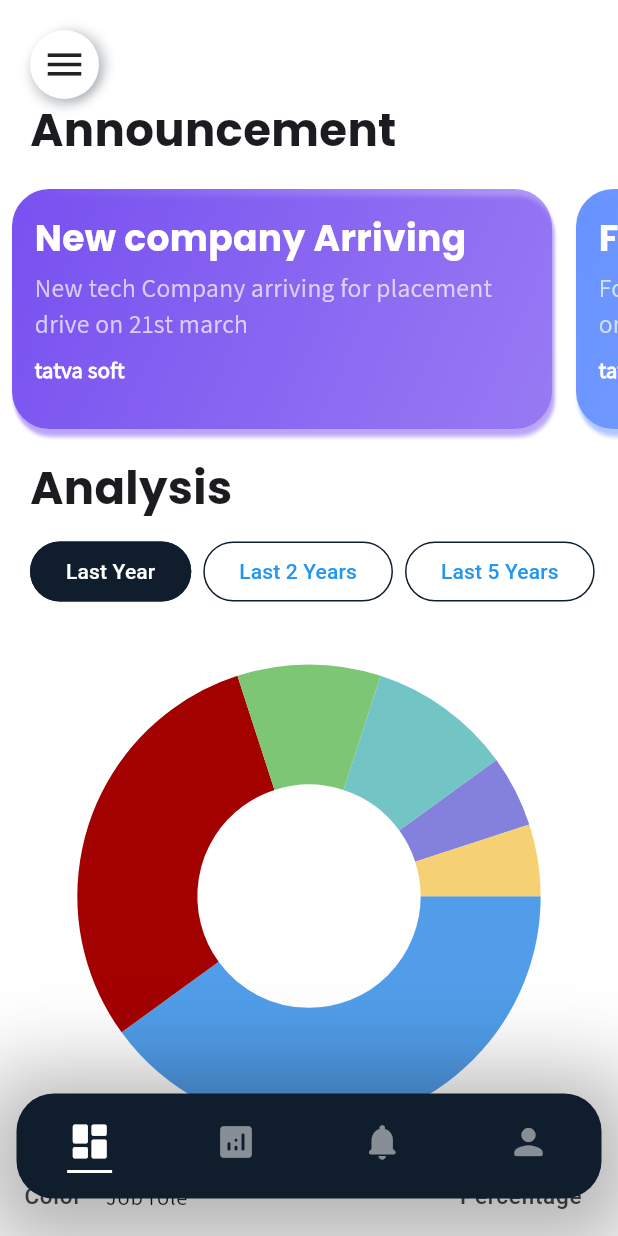
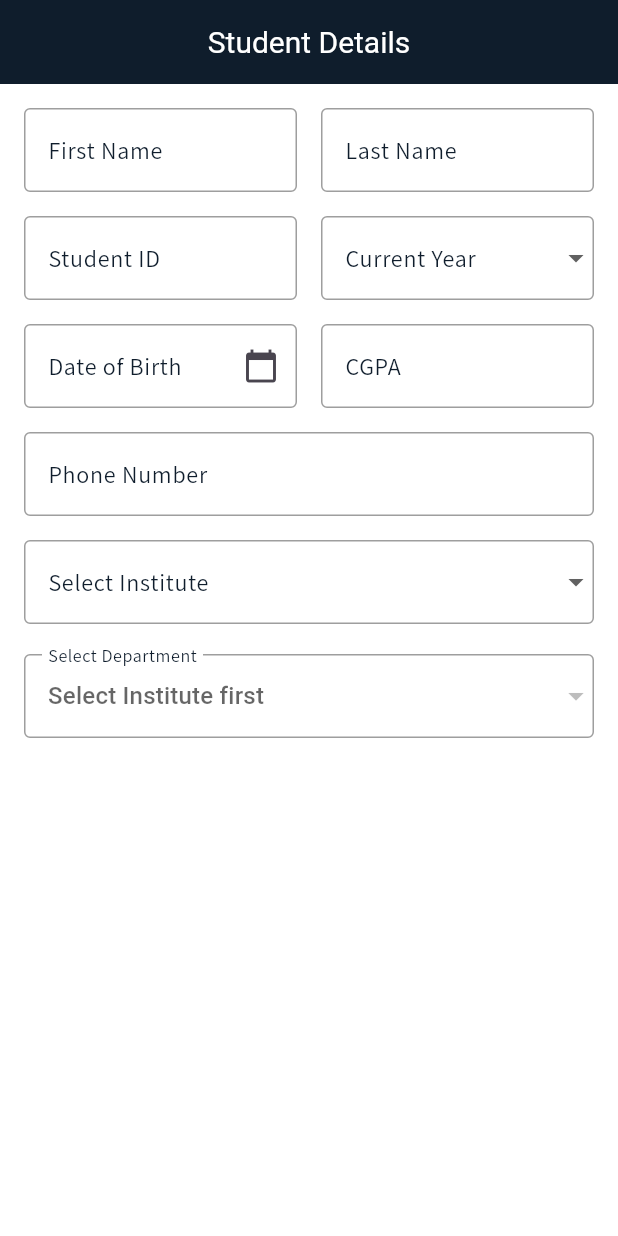
Before and after one commit to Darshil-05/SGP-Project, a Flutter app: the screen it shows after launch, on a phone screen of 412 x 824 dp. Run offline on Flutter 3.47's test engine with Material 3 defaults, Android fonts, the phone set to English and light mode, and no system bars; drawn by our look-alikes of pie_chart; missing offline and left inert: dart:ffi.

Commit message:
auth page completed

```diff
--- a/charusat_recruitment/lib/main.dart
+++ b/charusat_recruitment/lib/main.dart
@@ -1,8 +1,9 @@
+import 'package:charusat_recruitment/screens/auth/detailpage.dart';
+import 'package:charusat_recruitment/screens/home.dart';
+import 'package:charusat_recruitment/screens/screens_after_auth/home_after_auth.dart';
 import 'package:flutter/material.dart';
 import 'package:provider/provider.dart';
 import 'package:flutter/services.dart';
-
-import '../screens/home.dart';
 import '../screens/welcome.dart';
 import '../screens/auth/forgotpage.dart';
 import '../screens/auth/otp.dart';
@@ -48,7 +49,7 @@ class MyApp extends StatelessWidget {
           themeMode: themechanger.themeMode,
           theme: ThemeManager.lightmode,
           darkTheme: ThemeManager.darkmode,
-          home: const Home(), // Change Home to HomeApp
+          home: const StudentDetailsPage(), // Change Home to HomeApp
         );
       }),
     );
--- /dev/null
+++ b/charusat_recruitment/lib/screens/auth/detailpage.dart
@@ -0,0 +1,367 @@
+import 'package:charusat_recruitment/screens/models/institute_model.dart';
+import 'package:flutter/cupertino.dart';
+import 'package:flutter/material.dart';
+import 'package:flutter/widgets.dart';
+
+class StudentDetailsPage extends StatefulWidget {
+  const StudentDetailsPage({super.key});
+
+  @override
+  _StudentDetailsPageState createState() => _StudentDetailsPageState();
+}
+
+class _StudentDetailsPageState extends State<StudentDetailsPage> {
+  final _formKey = GlobalKey<FormState>();
+
+  // Controllers to handle text input
+  final TextEditingController _firstnameController = TextEditingController();
+  final TextEditingController _lastnameController = TextEditingController();
+  final TextEditingController _studentIdController = TextEditingController();
+  final TextEditingController _phoneController = TextEditingController();
+  final TextEditingController _dobController = TextEditingController();
+  final TextEditingController _cgpaController = TextEditingController();
+  String? _selectedInstitute;
+  String? _selectedDepartment;
+  String? _selectedYear;
+  List<String> _departments = [];
+
+  // Function to handle form submission
+
+  void _onInstituteChanged(String? value) {
+    setState(() {
+      _selectedInstitute = value;
+      _departments = institutes
+          .firstWhere((institute) => institute.name == value)
+          .departments;
+      _selectedDepartment = null; // Reset the department when institute changes
+    });
+  }
+
+  // Function to select date
+  Future<void> _selectDate(BuildContext context) async {
+    final DateTime? picked = await showDatePicker(
+      context: context,
+      initialDate: DateTime.now(), // Current date
+      firstDate: DateTime(1900, 1), // Earliest date
+      lastDate: DateTime.now(), // Latest date
+    );
+    if (picked != null) {
+      setState(() {
+        _dobController.text = "${picked.day}/${picked.month}/${picked.year}";
+      });
+    }
+  }
+
+  void _onDepartmentChanged(String? value) {
+    setState(() {
+      _selectedDepartment = value;
+    });
+  }
+
+  void _submitForm() {
+    if (_formKey.currentState!.validate()) {
+      // Collect student details from text controllers
+      String firstname = _firstnameController.text;
+      String lastname = _lastnameController.text;
+      String studentId = _studentIdController.text;
+      String phone = _phoneController.text;
+
+      // You can now use these details for further processing
+      print("First Name: $firstname");
+      print("Last Name: $lastname");
+      print("Student ID: $studentId");
+      print("Phone: $phone");
+
+      // Reset form after submission
+      _formKey.currentState!.reset();
+    }
+  }
+
+  @override
+  Widget build(BuildContext context) {
+    return Scaffold(
+      appBar: AppBar(
+        centerTitle: true,
+        title: const Text(
+          'Student Details',
+          style: TextStyle(fontSize: 20, color: Colors.white),
+        ),
+        backgroundColor: const Color(0xff0f1d2c),
+      ),
+      body: Padding(
+        padding: const EdgeInsets.all(16.0),
+        child: Form(
+          key: _formKey,
+          child: SingleChildScrollView(
+            child: Column(
+              children: [
+                Row(
+                  children: [
+                    Expanded(
+                      child: TextFormField(
+                        controller: _firstnameController,
+                        cursorColor:
+                            const Color(0xff0f1d2c), // Set the cursor color
+                        decoration: const InputDecoration(
+                          labelText: 'First Name',
+                          labelStyle: TextStyle(color: Color(0xff0f1d2c)),
+                          enabledBorder: OutlineInputBorder(
+                            borderSide: BorderSide(color: Colors.grey),
+                          ),
+                          focusedBorder: OutlineInputBorder(
+                            borderSide: BorderSide(color: Color(0xff0f1d2c)),
+                          ),
+                        ),
+                        validator: (value) {
+                          if (value == null || value.isEmpty) {
+                            return 'Please enter the student\'s name';
+                          }
+                          return null;
+                        },
+                      ),
+                    ),
+                    const SizedBox(
+                        width: 16.0), // Add some spacing between the fields
+                    Expanded(
+                      child: TextFormField(
+                        controller: _lastnameController,
+                        cursorColor:
+                            const Color(0xff0f1d2c), // Set the cursor color
+                        decoration: const InputDecoration(
+                          labelText: 'Last Name',
+                          labelStyle: TextStyle(color: Color(0xff0f1d2c)),
+                          enabledBorder: OutlineInputBorder(
+                            borderSide: BorderSide(color: Colors.grey),
+                          ),
+                          focusedBorder: OutlineInputBorder(
+                            borderSide: BorderSide(color: Color(0xff0f1d2c)),
+                          ),
+                        ),
+                        validator: (value) {
+                          if (value == null || value.isEmpty) {
+                            return 'Please enter the student\'s last name';
+                          }
+                          return null;
+                        },
+                      ),
+                    ),
+                  ],
+                ),
+                const SizedBox(height: 16.0),
+                Row(
+                  children: [
+                    Expanded(
+                      child: TextFormField(
+                        controller: _studentIdController,
+                        cursorColor:
+                            const Color(0xff0f1d2c), // Set the cursor color
+                        decoration: const InputDecoration(
+                          labelText: 'Student ID',
+                          labelStyle: TextStyle(color: Color(0xff0f1d2c)),
+                          enabledBorder: OutlineInputBorder(
+                            borderSide: BorderSide(color: Colors.grey),
+                          ),
+                          focusedBorder: OutlineInputBorder(
+                            borderSide: BorderSide(color: Color(0xff0f1d2c)),
+                          ),
+                        ),
+                        validator: (value) {
+                          // Check if the value is empty
+                          if (value == null || value.isEmpty) {
+                            return 'Please enter the mobile number';
+                          }
+                          final RegExp mobileNumberRegex =
+                              RegExp(r'^[6-9]\d{9}$');
+                          if (!mobileNumberRegex.hasMatch(value)) {
+                            return 'Please enter a valid 10-digit mobile number starting with 6 or above';
+                          }
+                          return null;
+                        },
+                      ),
+                    ),
+                    const SizedBox(
+                      width: 16,
+                    ),
+                    Expanded(
+                      child: DropdownButtonFormField<String>(
+                        decoration: const InputDecoration(
+                          labelText: 'Current Year',
+                          labelStyle: TextStyle(color: Color(0xff0f1d2c)),
+                          enabledBorder: OutlineInputBorder(
+                            borderSide: BorderSide(color: Colors.grey),
+                          ),
+                          focusedBorder: OutlineInputBorder(
+                            borderSide: BorderSide(color: Color(0xff0f1d2c)),
+                          ),
+                        ),
+                        value: _selectedYear,
+                        items: ['1', '2', '3', '4']
+                            .map((year) => DropdownMenuItem(
+                                  value: year,
+                                  child: Text(year),
+                                ))
+                            .toList(),
+                        onChanged: (newValue) {
+                          setState(() {
+                            _selectedYear = newValue;
+                          });
+                        },
+                        validator: (value) {
+                          if (value == null || value.isEmpty) {
+                            return 'Please select your current year';
+                          }
+                          return null;
+                        },
+                      ),
+                    )
+                  ],
+                ),
+                const SizedBox(height: 16.0),
+                Row(
+                  children: [
+                    Expanded(
+                      child: TextFormField(
+                        controller: _dobController,
+                        decoration: const InputDecoration(
+                          labelText: 'Date of Birth',
+                          labelStyle: TextStyle(color: Color(0xff0f1d2c)),
+                          enabledBorder: OutlineInputBorder(
+                            borderSide: BorderSide(color: Colors.grey),
+                          ),
+                          focusedBorder: OutlineInputBorder(
+                            borderSide: BorderSide(color: Color(0xff0f1d2c)),
+                          ),
+                          suffixIcon: Icon(Icons.calendar_today),
+                        ),
+                        readOnly: true, // Makes text field read-only
+                        onTap: () =>
+                            _selectDate(context), // Opens date picker on tap
+                        validator: (value) {
+                          if (value == null || value.isEmpty) {
+                            return 'Please select your date of birth';
+                          }
+                          return null;
+                        },
+                      ),
+                    ),
+                    const SizedBox(width: 16.0),
+                    Expanded(
+                      child: TextFormField(
+                        controller: _cgpaController,
+                        keyboardType: const TextInputType.numberWithOptions(
+                            decimal: true),
+                        decoration: const InputDecoration(
+                          labelText: 'CGPA',
+                          labelStyle: TextStyle(color: Color(0xff0f1d2c)),
+                          enabledBorder: OutlineInputBorder(
+                            borderSide: BorderSide(color: Colors.grey),
+                          ),
+                          focusedBorder: OutlineInputBorder(
+                            borderSide: BorderSide(color: Color(0xff0f1d2c)),
+                          ),
+                        ),
+                        validator: (value) {
+                          if (value == null || value.isEmpty) {
+                            return 'Please enter your CGPA';
+                          }
+                          final double? cgpa = double.tryParse(value);
+                          if (cgpa == null) {
+                            return 'Please enter a valid number for CGPA';
+                          }
+                          if (cgpa < 0 || cgpa > 10) {
+                            return 'CGPA should be between 0.0 and 10.0';
+                          }
+                          return null;
+                        },
+                      ),
+                    )
+                  ],
+                ),
+                const SizedBox(height: 16.0),
+                TextFormField(
+                  controller: _phoneController,
+                  cursorColor: const Color(0xff0f1d2c), // Set the cursor color
+                  decoration: const InputDecoration(
+                    labelText: 'Phone Number',
+                    labelStyle: TextStyle(color: Color(0xff0f1d2c)),
+                    enabledBorder: OutlineInputBorder(
+                      borderSide: BorderSide(color: Colors.grey),
+                    ),
+                    focusedBorder: OutlineInputBorder(
+                      borderSide: BorderSide(color: Color(0xff0f1d2c)),
+                    ),
+                  ),
+                  keyboardType: TextInputType.number,
+                  validator: (value) {
+                    // Check if the value is empty
+                    if (value == null || value.isEmpty) {
+                      return 'Please enter the mobile number';
+                    }
+                    final RegExp mobileNumberRegex = RegExp(r'^[6-9]\d{9}$');
+                    if (!mobileNumberRegex.hasMatch(value)) {
+                      return 'Please enter a valid 10-digit mobile number starting with 6 or above';
+                    }
+                    return null;
+                  },
+                ),
+                const SizedBox(height: 16.0),
+                DropdownButtonFormField<String>(
+                  decoration: const InputDecoration(
+                    labelText: 'Select Institute',
+                    labelStyle: TextStyle(color: Color(0xff0f1d2c)),
+                    enabledBorder: OutlineInputBorder(
+                      borderSide: BorderSide(color: Colors.grey),
+                    ),
+                    focusedBorder: OutlineInputBorder(
+                      borderSide: BorderSide(color: Color(0xff0f1d2c)),
+                    ),
+                  ),
+                  value: _selectedInstitute,
+                  items: institutes.map((Institute institute) {
+                    return DropdownMenuItem<String>(
+                      value: institute.name,
+                      child: Text(institute.name),
+                    );
+                  }).toList(),
+                  onChanged: _onInstituteChanged,
+                ),
+                const SizedBox(height: 20),
+                DropdownButtonFormField<String>(
+                  decoration: const InputDecoration(
+                    labelText: 'Select Department',
+                    labelStyle: TextStyle(color: Color(0xff0f1d2c)),
+                    enabledBorder: OutlineInputBorder(
+                      borderSide: BorderSide(color: Colors.grey),
+                    ),
+                    focusedBorder: OutlineInputBorder(
+                      borderSide: BorderSide(color: Color(0xff0f1d2c)),
+                    ),
+                  ),
+                  value: _selectedDepartment,
+                  items: _departments.map((String department) {
+                    return DropdownMenuItem<String>(
+                      value: department,
+                      child: Text(department),
+                    );
+                  }).toList(),
+                  onChanged: _onDepartmentChanged,
+                  disabledHint: const Text('Select Institute first'),
+                ),
+              ],
+            ),
+          ),
+        ),
+      ),
+    );
+  }
+
+  @override
+  void dispose() {
+    // Dispose of controllers when the widget is disposed
+    _firstnameController.dispose();
+    _lastnameController.dispose();
+    _studentIdController.dispose();
+    _phoneController.dispose();
+    super.dispose();
+  }
+}
--- a/charusat_recruitment/lib/screens/home.dart
+++ b/charusat_recruitment/lib/screens/home.dart
@@ -42,7 +42,6 @@ class _HomeState extends State<Home> with TickerProviderStateMixin {
     }
     SystemChrome.setSystemUIOverlayStyle(_menubtn ? SystemUiOverlayStyle.light : SystemUiOverlayStyle.dark);
   }
-
   @override
   void initState() {
     _animationController = AnimationController(
--- /dev/null
+++ b/charusat_recruitment/lib/screens/models/institute_model.dart
@@ -0,0 +1,12 @@
+class Institute {
+  final String name;
+  final List<String> departments;
+
+  Institute({required this.name, required this.departments});
+}
+
+final List<Institute> institutes = [
+  Institute(name: 'CSPIT', departments: ['Mechanical', 'Electrical']),
+  Institute(name: 'DEPSTAR', departments: ['CS', 'CE', 'IT']),
+  Institute(name: 'RPCP', departments: ['Pharmacy']),
+];
```
